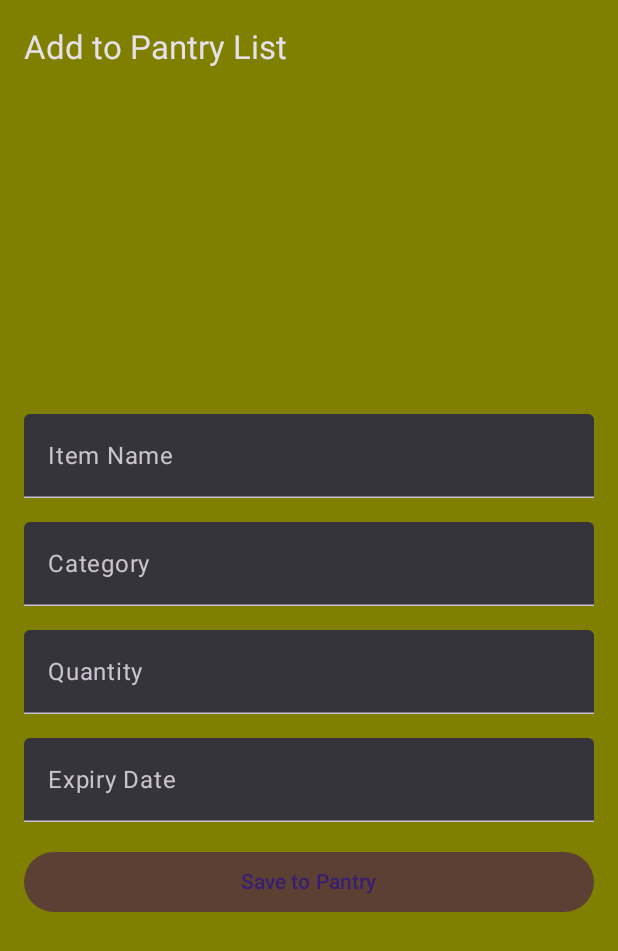
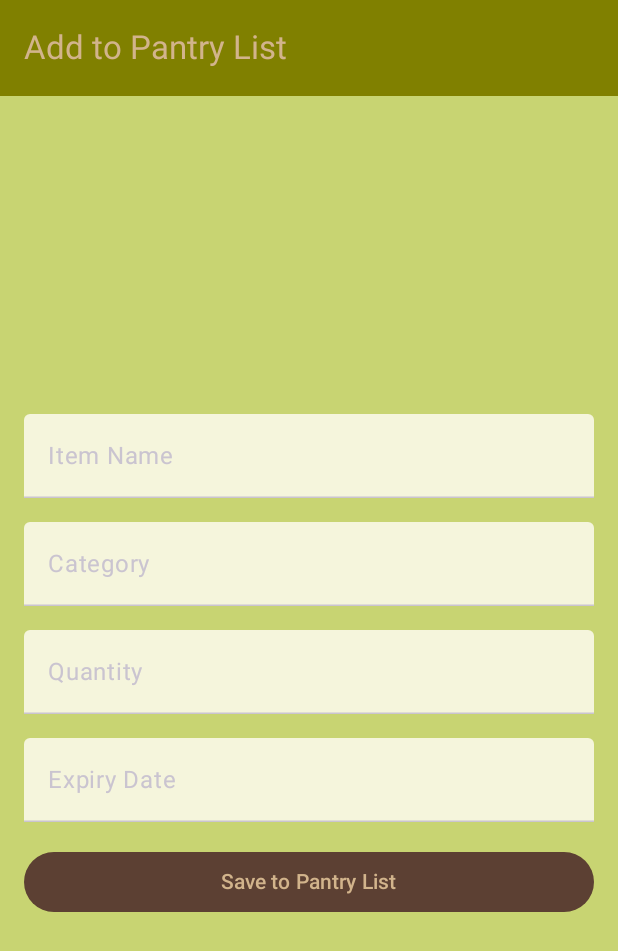
Before and after one commit to gloriaclement/MobileComputing, an Android app built with Jetpack Compose: the PantryList screen opened through its navigation route, after a tap on "Add", on a phone screen of 412 x 824 dp. Shown: the top 951 px of the screen. Run offline under Robolectric (Android 15) with nearby library versions, the phone set to English and light mode, and no system bars; our stand-ins replace Room's generated code.

Commit message:
Changed the color  of the text and text fields.Changed pantry Item name because it  has the same name as pantry list. Added borders to the clickable image.

```diff
--- a/SmartPantry/app/src/main/java/com/gclem19/smartpantry/MainActivity.kt
+++ b/SmartPantry/app/src/main/java/com/gclem19/smartpantry/MainActivity.kt
@@ -27,7 +27,6 @@ class MainActivity : ComponentActivity() {
     }
 }
 
-//
 @Composable
 fun SmartPantryApp() {
     // Define the dark color scheme
@@ -35,7 +34,7 @@ fun SmartPantryApp() {
         primary = Color(0xFF5C4033), // Dark Brown
         secondary = Color(0xFF808000), // Olive Green
         tertiary = Color(0xFFD2B48C), // Light Brown
-        background = Color(0xFF808000), // Olive Green as background
+        background = Color(0xFFC8D472), // Olive Green as background
         surface = Color(0xFF808000) // Olive Green for surfaces too
     )
 
--- a/SmartPantry/app/src/main/java/com/gclem19/smartpantry/data/SmartPantryDB.kt
+++ b/SmartPantry/app/src/main/java/com/gclem19/smartpantry/data/SmartPantryDB.kt
@@ -7,7 +7,7 @@ import androidx.room.RoomDatabase
 
 //Room Database: Create the database instance.
 
-@Database(entities = [ShoppingList::class, PantryList::class], version = 2, exportSchema = false) //,
+@Database(entities = [ShoppingList::class, PantryItem::class], version = 2, exportSchema = false) //,
 abstract class SmartPantryDB : RoomDatabase() {
     abstract fun smartPantryDao(): SmartPantryDao
     //a companion object is similar to Java static declarations.
--- a/SmartPantry/app/src/main/java/com/gclem19/smartpantry/data/SmartPantryDao.kt
+++ b/SmartPantry/app/src/main/java/com/gclem19/smartpantry/data/SmartPantryDao.kt
@@ -22,13 +22,13 @@ interface SmartPantryDao {
     @Insert(onConflict = OnConflictStrategy.REPLACE)
     suspend fun insertShoppingItem(shoppingList: ShoppingList)
     @Insert(onConflict = OnConflictStrategy.REPLACE)
-    suspend fun insertPantryItem(pantryList: PantryList)
+    suspend fun insertPantryItem(pantryList: PantryItem)
 
     @Query("SELECT * FROM shopping_list")
     fun getAllShoppingItems(): Flow<List<ShoppingList>>
 
     @Query("SELECT * FROM pantry_list ORDER BY id DESC")
-    fun getAllPantryItems(): Flow<List<PantryList>>
+    fun getAllPantryItems(): Flow<List<PantryItem>>
 
 
 
--- a/SmartPantry/app/src/main/java/com/gclem19/smartpantry/data/User.kt
+++ b/SmartPantry/app/src/main/java/com/gclem19/smartpantry/data/User.kt
@@ -15,7 +15,7 @@ data class ShoppingList(
 )
 
 @Entity(tableName = "pantry_list")
-data class PantryList(
+data class PantryItem(
     @PrimaryKey(autoGenerate = true) val id: Int = 0,
     val name: String,
     val category: String,
--- a/SmartPantry/app/src/main/java/com/gclem19/smartpantry/viewmodel/SmartPantryViewModel.kt
+++ b/SmartPantry/app/src/main/java/com/gclem19/smartpantry/viewmodel/SmartPantryViewModel.kt
@@ -3,7 +3,8 @@ package com.gclem19.smartpantry.viewmodel
 import android.app.Application
 import androidx.lifecycle.AndroidViewModel
 import androidx.lifecycle.viewModelScope
-import com.gclem19.smartpantry.data.PantryList
+import com.gclem19.smartpantry.data.PantryItem
+//import com.gclem19.smartpantry.data.PantryList
 import com.gclem19.smartpantry.data.ShoppingList
 import com.gclem19.smartpantry.data.SmartPantryDB
 import com.gclem19.smartpantry.data.SmartPantryDao
@@ -19,7 +20,7 @@ class SmartPantryViewModel(application: Application): AndroidViewModel(applicati
     private val _shoppingList = MutableStateFlow<List<ShoppingList>>(emptyList())
     val shoppingList = _shoppingList.asStateFlow()
 
-    private val _pantryList = MutableStateFlow<List<PantryList>>(emptyList())
+    private val _pantryList = MutableStateFlow<List<PantryItem>>(emptyList())
     val pantryList = _pantryList.asStateFlow()
 
     //retrive all users
@@ -41,7 +42,7 @@ class SmartPantryViewModel(application: Application): AndroidViewModel(applicati
         }
     }
 
-    fun addItemPantryList(item: PantryList) {
+    fun addItemPantryList(item: PantryItem) {
         viewModelScope.launch {
             smartPantryDao.insertPantryItem(item)
         }
--- a/SmartPantry/app/src/main/java/com/gclem19/smartpantry/views/screens.kt
+++ b/SmartPantry/app/src/main/java/com/gclem19/smartpantry/views/screens.kt
@@ -5,6 +5,7 @@ package com.gclem19.smartpantry.views
 import android.media.MediaPlayer
 import android.widget.Toast
 import androidx.compose.foundation.Image
+import androidx.compose.foundation.border
 import androidx.compose.foundation.clickable
 import androidx.compose.foundation.layout.Arrangement
 import androidx.compose.foundation.layout.Box
@@ -17,12 +18,15 @@ import androidx.compose.foundation.layout.padding
 import androidx.compose.foundation.layout.size
 import androidx.compose.foundation.lazy.LazyColumn
 import androidx.compose.foundation.lazy.items
+import androidx.compose.foundation.shape.RoundedCornerShape
 import androidx.compose.foundation.text.KeyboardOptions
 import androidx.compose.material3.Button
 import androidx.compose.material3.ExperimentalMaterial3Api
+import androidx.compose.material3.MaterialTheme
 import androidx.compose.material3.Scaffold
 import androidx.compose.material3.Text
 import androidx.compose.material3.TextField
+import androidx.compose.material3.TextFieldDefaults
 import androidx.compose.material3.TopAppBar
 import androidx.compose.runtime.Composable
 import androidx.compose.runtime.collectAsState
@@ -32,18 +36,22 @@ import androidx.compose.runtime.remember
 import androidx.compose.runtime.setValue
 import androidx.compose.ui.Alignment
 import androidx.compose.ui.Modifier
+import androidx.compose.ui.draw.clip
+import androidx.compose.ui.graphics.Color
 import androidx.compose.ui.platform.LocalContext
 import androidx.compose.ui.res.painterResource
+import androidx.compose.ui.text.font.FontWeight
 import androidx.compose.ui.text.input.KeyboardType
 import androidx.compose.ui.tooling.preview.Preview
 import androidx.compose.ui.unit.dp
+import androidx.compose.ui.unit.sp
 import androidx.lifecycle.viewmodel.compose.viewModel
 import androidx.navigation.NavController
 import androidx.navigation.compose.NavHost
 import androidx.navigation.compose.composable
 import androidx.navigation.compose.rememberNavController
 import com.gclem19.smartpantry.R
-import com.gclem19.smartpantry.data.PantryList
+import com.gclem19.smartpantry.data.PantryItem
 import com.gclem19.smartpantry.data.ShoppingList
 import com.gclem19.smartpantry.ui.theme.SmartPantryTheme
 import com.gclem19.smartpantry.viewmodel.SmartPantryViewModel
@@ -68,9 +76,25 @@ fun AppNavigation() {
 @Composable
 fun HomeScreen(navController: NavController, modifier: Modifier = Modifier) {
     val context = LocalContext.current
-
     Scaffold(
-        topBar = {TopAppBar(title = { Text("Smart Pantry Home") }) }
+        topBar = {
+            TopAppBar(
+                title = {
+                    Box(
+                        modifier = Modifier.fillMaxWidth(),
+                        contentAlignment = Alignment.Center
+                    ) {
+                        Text(
+                            text = "Home Pantry",
+                            color = Color(0xFFD2B48C),
+                            style = MaterialTheme.typography.titleLarge.copy(
+                                fontWeight = FontWeight.Bold
+                            )
+                        )
+                    }
+                }
+            )
+        }
     ) { padding -> // Padding from Scaffold
         Box(
             modifier = modifier
@@ -83,12 +107,16 @@ fun HomeScreen(navController: NavController, modifier: Modifier = Modifier) {
             ) {
                 // Pantry List Image Button
                 Image(
-                    painter = painterResource(id = R.drawable.pantry_list), // Replace with your image resource
+                    painter = painterResource(id = R.drawable.pantry_list),
                     contentDescription = "Pantry List",
                     modifier = Modifier
-                        .size(100.dp)
-                        .clickable{
-                            Toast.makeText(context, "Pantry List!", Toast.LENGTH_SHORT).show()
+                        .size(150.dp)
+                        .border(3.dp, Color(0xFF006400))
+                        .clip(RoundedCornerShape(16.dp))
+                        .clickable {
+                            Toast
+                                .makeText(context, "Pantry List!", Toast.LENGTH_SHORT)
+                                .show()
                             navController.navigate("pantry")
                         }
                 )
@@ -100,9 +128,13 @@ fun HomeScreen(navController: NavController, modifier: Modifier = Modifier) {
                     painter = painterResource(id = R.drawable.shopping_list), // Replace with your image resource
                     contentDescription = "Shopping List",
                     modifier = Modifier
-                        .size(100.dp)
+                        .size(150.dp)
+                        .border(3.dp, Color(0xFF006400))
+                        .clip(RoundedCornerShape(16.dp))
                         .clickable {
-                            Toast.makeText(context, "Shopping List!", Toast.LENGTH_SHORT).show()
+                            Toast
+                                .makeText(context, "Shopping List!", Toast.LENGTH_SHORT)
+                                .show()
                             navController.navigate("shopping list")
                         }
                 )
@@ -112,12 +144,34 @@ fun HomeScreen(navController: NavController, modifier: Modifier = Modifier) {
     }
 }
 
+
 @OptIn(ExperimentalMaterial3Api::class)
 @Composable
 fun PantryList(navController: NavController, modifier: Modifier = Modifier, smartPantryViewModel: SmartPantryViewModel = viewModel()) {
     val pantryList by smartPantryViewModel.pantryList.collectAsState(initial = emptyList())
+
+    // Group items by category
+    val groupedItems = pantryList.groupBy { it.category }
+
     Scaffold(
-        topBar = { TopAppBar(title = { Text("Pantry List") }) }
+        topBar = {
+            TopAppBar(
+                title = {
+                    Box(
+                        modifier = Modifier.fillMaxWidth(),
+                        contentAlignment = Alignment.Center
+                    ) {
+                        Text(
+                            text = "Pantry List",
+                            color = Color(0xFFD2B48C),
+                            style = MaterialTheme.typography.titleLarge.copy(
+                                fontWeight = FontWeight.Bold
+                            )
+                        )
+                    }
+                }
+            )
+        }
     ) { padding ->
         Column(
             modifier = Modifier
@@ -125,30 +179,43 @@ fun PantryList(navController: NavController, modifier: Modifier = Modifier, smar
                 .padding(padding)
                 .padding(16.dp)
         ) {
-            // Dummy list items for the pantry
             LazyColumn(
-                modifier = Modifier.weight(1f) // Takes available space, pushing the button down
+                modifier = Modifier.weight(1f)
             ) {
-
-                items(pantryList) { item ->
-                    Text(
-                        text = "${item.name} ${item.category} ${item.quantity} ${item.date}",
-                        modifier = Modifier.padding(8.dp))
+                groupedItems.forEach { (category, items) ->
+                    item {
+                        Text(
+                            text = category,
+                            fontWeight = FontWeight.Bold,
+                            fontSize = 18.sp,
+                            color = Color(0xFF5C4033), // Dark brown
+                            modifier = Modifier.padding(vertical = 8.dp)
+                        )
+                    }
+                    items(items) { item ->
+                        Text(
+                            text = "${item.name} - Qty: ${item.quantity} - Date: ${item.date}",
+                            modifier = Modifier.padding(start = 16.dp, bottom = 4.dp)
+                        )
+                    }
                 }
             }
 
             Spacer(modifier = Modifier.height(16.dp))
 
-            // Add button at the bottom
             Button(
                 onClick = { navController.navigate("Add to pantry list") },
                 modifier = Modifier.fillMaxWidth()
             ) {
-                Text("Add")
+                Text(
+                    text = "Add",
+                    color = Color(0xFFD2B48C)
+                )
             }
         }
     }
 }
+
 
 @OptIn(ExperimentalMaterial3Api::class)
 @Composable
@@ -160,7 +227,7 @@ fun AddPantryList(navController: NavController, modifier: Modifier = Modifier, s
     var date by remember { mutableStateOf("") }
 
     Scaffold(
-        topBar = { TopAppBar(title = { Text("Add to Pantry List") }) }
+        topBar = { TopAppBar(title = { Text( text ="Add to Pantry List", color = Color(0xFFD2B48C)) }) }
     ) { padding ->
         Column(
             modifier = Modifier
@@ -176,7 +243,10 @@ fun AddPantryList(navController: NavController, modifier: Modifier = Modifier, s
                 onValueChange = { itemName = it },
                 label = { Text("Item Name") },
                 singleLine = true,
-                modifier = Modifier.fillMaxWidth()
+                modifier = Modifier.fillMaxWidth(),
+                colors = TextFieldDefaults.textFieldColors(
+                    containerColor = Color(0xFFF5F5DC)
+                )
             )
 
             Spacer(modifier = Modifier.height(16.dp))
@@ -187,7 +257,10 @@ fun AddPantryList(navController: NavController, modifier: Modifier = Modifier, s
                 onValueChange = { category = it },
                 label = { Text("Category") },
                 singleLine = true,
-                modifier = Modifier.fillMaxWidth()
+                modifier = Modifier.fillMaxWidth(),
+                colors = TextFieldDefaults.textFieldColors(
+                    containerColor = Color(0xFFF5F5DC)
+                )
             )
 
             Spacer(modifier = Modifier.height(16.dp))
@@ -199,7 +272,10 @@ fun AddPantryList(navController: NavController, modifier: Modifier = Modifier, s
                 label = { Text("Quantity") },
                 singleLine = true,
                 keyboardOptions = KeyboardOptions(keyboardType = KeyboardType.Number),
-                modifier = Modifier.fillMaxWidth()
+                modifier = Modifier.fillMaxWidth(),
+                colors = TextFieldDefaults.textFieldColors(
+                    containerColor = Color(0xFFF5F5DC)
+                )
             )
 
             Spacer(modifier = Modifier.height(16.dp))
@@ -210,7 +286,10 @@ fun AddPantryList(navController: NavController, modifier: Modifier = Modifier, s
                 onValueChange = { date = it },
                 label = { Text("Expiry Date") },
                 singleLine = true,
-                modifier = Modifier.fillMaxWidth()
+                modifier = Modifier.fillMaxWidth(),
+                colors = TextFieldDefaults.textFieldColors(
+                    containerColor = Color(0xFFF5F5DC)
+                )
             )
 
             Spacer(modifier = Modifier.height(16.dp))
@@ -219,7 +298,7 @@ fun AddPantryList(navController: NavController, modifier: Modifier = Modifier, s
             Button(
                 onClick = {
                     val item =
-                        PantryList(
+                        PantryItem(
                             name = itemName,
                             category = category,
                             quantity = quantity,
@@ -234,19 +313,38 @@ fun AddPantryList(navController: NavController, modifier: Modifier = Modifier, s
                 },
                 modifier = Modifier.fillMaxWidth()
             ) {
-                Text("Save to Pantry")
+                Text(
+                    "Save to Pantry List",
+                    color = Color(0xFFD2B48C) // Light brown color for text
+                )
             }
         }
     }
 }
-
 
 @OptIn(ExperimentalMaterial3Api::class)
 @Composable
 fun ShoppingList(navController: NavController, modifier: Modifier = Modifier, smartPantryViewModel: SmartPantryViewModel = viewModel()) {
     val shoppingList by smartPantryViewModel.shoppingList.collectAsState(initial = emptyList())
     Scaffold(
-        topBar = { TopAppBar(title = { Text("Shopping List") }) }
+        topBar = {
+            TopAppBar(
+                title = {
+                    Box(
+                        modifier = Modifier.fillMaxWidth(),
+                        contentAlignment = Alignment.Center
+                    ) {
+                        Text(
+                            text = "Shopping List",
+                            color = Color(0xFFD2B48C),
+                            style = MaterialTheme.typography.titleLarge.copy(
+                                fontWeight = FontWeight.Bold
+                            )
+                        )
+                    }
+                }
+            )
+        }
     ) { padding ->
         Column(
             modifier = Modifier
@@ -273,7 +371,10 @@ fun ShoppingList(navController: NavController, modifier: Modifier = Modifier, sm
                 onClick = { navController.navigate("Add to shopping list") },
                 modifier = Modifier.fillMaxWidth()
             ) {
-                Text("Add")
+                Text(
+                    text = "Add",
+                    color = Color(0xFFD2B48C)
+                )
             }
         }
     }
@@ -290,7 +391,8 @@ fun AddShoppingList(navController: NavController, modifier: Modifier = Modifier,
 
 
     Scaffold(
-        topBar = { TopAppBar(title = { Text("Add to Shopping list") }) }
+        topBar = { TopAppBar(title = {
+            Text(text = "Add to Shopping list", color = Color(0xFFD2B48C)) }) }
     ) { padding ->
         Column(
             modifier = Modifier
@@ -306,7 +408,10 @@ fun AddShoppingList(navController: NavController, modifier: Modifier = Modifier,
                 onValueChange = { itemName = it },
                 label = { Text("Item Name") },
                 singleLine = true,
-                modifier = Modifier.fillMaxWidth()
+                modifier = Modifier.fillMaxWidth(),
+                colors = TextFieldDefaults.textFieldColors(
+                    containerColor = Color(0xFFF5F5DC)
+                )
             )
 
             Spacer(modifier = Modifier.height(16.dp))
@@ -317,7 +422,10 @@ fun AddShoppingList(navController: NavController, modifier: Modifier = Modifier,
                 onValueChange = { category = it },
                 label = { Text("Category") },
                 singleLine = true,
-                modifier = Modifier.fillMaxWidth()
+                modifier = Modifier.fillMaxWidth(),
+                colors = TextFieldDefaults.textFieldColors(
+                    containerColor = Color(0xFFF5F5DC)
+                )
             )
 
             Spacer(modifier = Modifier.height(16.dp))
@@ -329,7 +437,10 @@ fun AddShoppingList(navController: NavController, modifier: Modifier = Modifier,
                 label = { Text("Quantity") },
                 singleLine = true,
                 keyboardOptions = KeyboardOptions(keyboardType = KeyboardType.Number),
-                modifier = Modifier.fillMaxWidth()
+                modifier = Modifier.fillMaxWidth(),
+                colors = TextFieldDefaults.textFieldColors(
+                    containerColor = Color(0xFFF5F5DC)
+                )
             )
 
             Spacer(modifier = Modifier.height(16.dp))
@@ -337,11 +448,10 @@ fun AddShoppingList(navController: NavController, modifier: Modifier = Modifier,
             // Save Button
             Button(
                 onClick = {
-                    val item =
-                        ShoppingList(name = itemName, category = category, quantity = quantity)
+                    val item = ShoppingList(name = itemName, category = category, quantity = quantity)
                     smartPantryViewModel.addItemShoppingList(item)
-                    val merengueSong = MediaPlayer.create(context, R.raw.merengue)
-                    merengueSong.start()
+                    val song = MediaPlayer.create(context, R.raw.merengue) // Rename to `song` for consistency
+                    song.start()
                     Toast.makeText(
                         navController.context,
                         "Added: $itemName ($quantity) ($category)",
@@ -351,11 +461,15 @@ fun AddShoppingList(navController: NavController, modifier: Modifier = Modifier,
                 },
                 modifier = Modifier.fillMaxWidth()
             ) {
-                Text("Save to Shopping list")
+                Text(
+                    "Save to Shopping List",
+                    color = Color(0xFFD2B48C) // Light brown color for text
+                )
             }
         }
     }
 }
+
 
 @Preview(showBackground = true)
 @Composable
```
Also changed, not shown: 2 other files.
